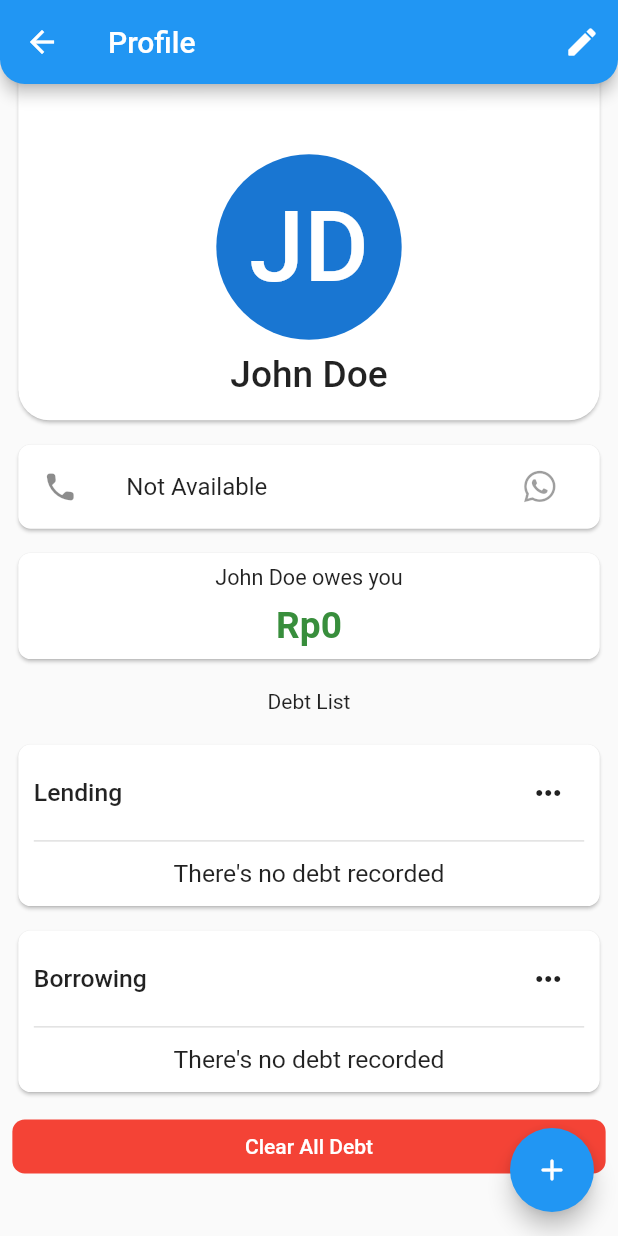
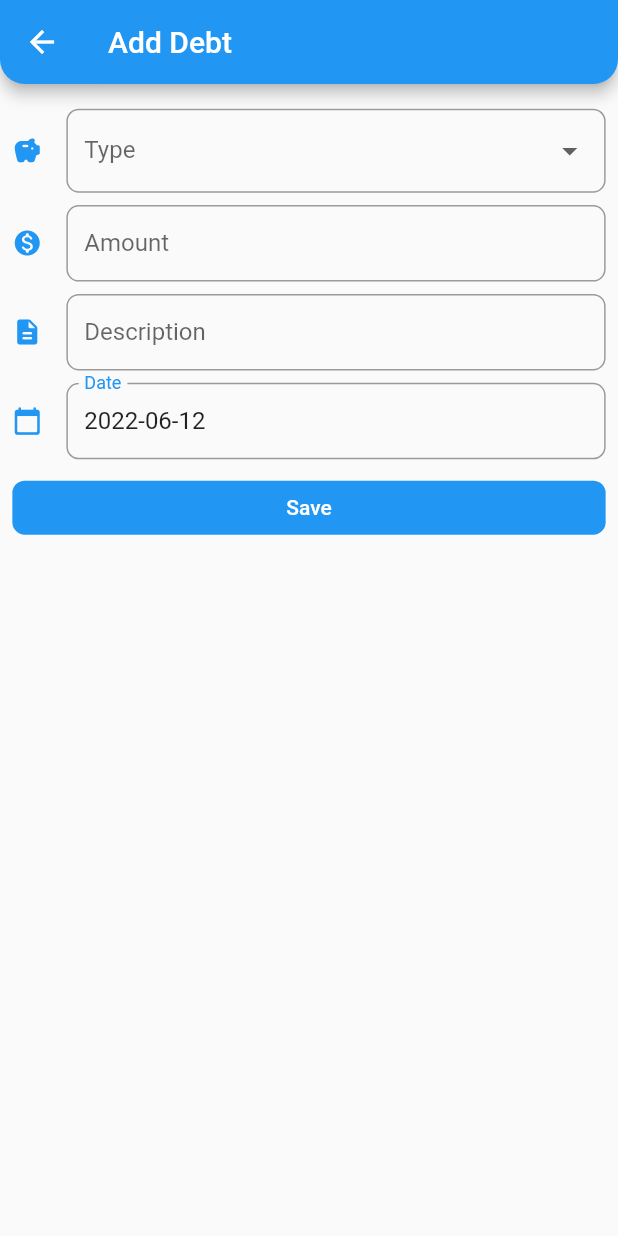
Before and after one commit to izharul-haq/debting, a Flutter app: the ContactInfoView screen opened by its route, after a tap on the "add" icon, on a phone screen of 412 x 824 dp. Run offline on Flutter 3.47's test engine with Material 2 defaults, Android fonts, the phone set to English and light mode, and no system bars; our stand-ins replace font_awesome_flutter, get, hive, hive_flutter, math_expressions, sizer; accounts and stored records are empty.

Commit message:
Reimplement debt (group) view

```diff
--- a/lib/controllers/contact_controller.dart
+++ b/lib/controllers/contact_controller.dart
@@ -13,7 +13,7 @@ class ContactController extends GetxController {
     update();
   }
 
-  Contact updateContact({
+  void updateContact({
     String? name,
     String? phone,
     List<Debt>? lend,
@@ -25,7 +25,76 @@ class ContactController extends GetxController {
     if (borrow != null) contact.borrow = borrow;
 
     update();
+  }
 
-    return contact;
+  void addDebt(
+    DebtType type, {
+    required String amount,
+    required String desc,
+    required String date,
+  }) {
+    if (type == DebtType.lend) {
+      contact.lend.add(
+        Debt(
+          date: DateTime.parse(date),
+          amount: int.parse(amount.replaceAll(',00', '').replaceAll('.', '')),
+          desc: desc,
+        ),
+      );
+
+      contact.lend.sort((a, b) => a.date.compareTo(b.date));
+    } else {
+      contact.borrow.add(
+        Debt(
+          date: DateTime.parse(date),
+          amount: int.parse(amount.replaceAll(',00', '').replaceAll('.', '')),
+          desc: desc,
+        ),
+      );
+
+      contact.borrow.sort((a, b) => a.date.compareTo(b.date));
+    }
+
+    update();
+  }
+
+  void editDebt(
+    DebtType type,
+    int index, {
+    required String amount,
+    required String desc,
+    required String date,
+  }) {
+    if (type == DebtType.lend) {
+      contact.lend[index].amount = int.parse(
+        amount.replaceAll(',00', '').replaceAll('.', ''),
+      );
+      contact.lend[index].desc = desc;
+      contact.lend[index].date = DateTime.parse(date);
+
+      contact.lend.sort((a, b) => a.date.compareTo(b.date));
+    } else {
+      contact.borrow[index].amount = int.parse(
+        amount.replaceAll(',00', '').replaceAll('.', ''),
+      );
+      contact.borrow[index].desc = desc;
+      contact.borrow[index].date = DateTime.parse(date);
+
+      contact.borrow.sort((a, b) => a.date.compareTo(b.date));
+    }
+
+    update();
+  }
+
+  void deleteDebt({required DebtType type, required int index}) {
+    if (type == DebtType.lend) {
+      contact.lend.removeAt(index);
+      contact.lend.sort((a, b) => a.date.compareTo(b.date));
+    } else {
+      contact.borrow.removeAt(index);
+      contact.borrow.sort((a, b) => a.date.compareTo(b.date));
+    }
+
+    update();
   }
 }
--- a/lib/models/contact.dart
+++ b/lib/models/contact.dart
@@ -40,7 +40,7 @@ class Contact {
     int total = 0;
 
     if (includeLend) total += lend.fold(0, (prev, e) => prev + e.amount);
-    if (includeBorrow) total -= lend.fold(0, (prev, e) => prev + e.amount);
+    if (includeBorrow) total -= borrow.fold(0, (prev, e) => prev + e.amount);
 
     return total;
   }
--- a/lib/routes/app_routes.dart
+++ b/lib/routes/app_routes.dart
@@ -6,6 +6,8 @@ import 'package:debting/views/contact/contact_add_view.dart';
 import 'package:debting/views/contact/contact_edit_view.dart';
 import 'package:debting/views/contact/contact_info_view.dart';
 import 'package:debting/views/contact/contact_list_view.dart';
+import 'package:debting/views/debt/debt_add_view.dart';
+import 'package:debting/views/debt/debt_edit_view.dart';
 import 'package:debting/views/home_view.dart';
 import 'package:debting/views/setting_view.dart';
 import 'package:get/get.dart';
@@ -43,5 +45,17 @@ abstract class AppRoutes {
       page: () => ContactEditView(),
       bindings: [DBBinding(), ContactBinding()],
     ),
+
+    // Debt (group) routes
+    GetPage(
+      name: RouteNames.debtAdd,
+      page: () => DebtAddView(),
+      bindings: [DBBinding(), ContactBinding()],
+    ),
+    GetPage(
+      name: RouteNames.debtEdit,
+      page: () => DebtEditView(),
+      bindings: [DBBinding(), ContactBinding()],
+    ),
   ];
 }
--- /dev/null
+++ b/lib/views/debt/debt_add_view.dart
@@ -0,0 +1,14 @@
+import 'package:debting/widgets/views/debt/add/debt_add_form.dart';
+import 'package:flutter/material.dart';
+
+class DebtAddView extends StatelessWidget {
+  const DebtAddView({Key? key}) : super(key: key);
+
+  @override
+  Widget build(BuildContext context) {
+    return Scaffold(
+      appBar: AppBar(title: Text('Add Debt')),
+      body: DebtAddForm(),
+    );
+  }
+}
--- a/lib/widgets/views/contact/edit/contact_edit_form.dart
+++ b/lib/widgets/views/contact/edit/contact_edit_form.dart
@@ -1,7 +1,6 @@
 import 'package:debting/constants/screen_padding.dart';
 import 'package:debting/controllers/contact_controller.dart';
 import 'package:debting/controllers/db_controller.dart';
-import 'package:debting/models/contact.dart';
 import 'package:debting/widgets/common/spacing.dart';
 import 'package:debting/widgets/common/submit_input.dart';
 import 'package:debting/widgets/views/contact/common/name_input.dart';
@@ -49,14 +48,14 @@ class _ContactEditFormState extends State<ContactEditForm> {
             SubmitInput(
               formKey: _key,
               onSubmit: () {
-                Contact updatedContact = _contactController.updateContact(
+                _contactController.updateContact(
                   name: _name.text,
                   phone: _phone.text,
                 );
 
                 _dbController.editContact(
                   _contactController.key,
-                  updatedContact,
+                  _contactController.contact,
                 );
               },
               text: 'Edit',
--- a/lib/widgets/views/contact/info/card/debt_list_card.dart
+++ b/lib/widgets/views/contact/info/card/debt_list_card.dart
@@ -1,7 +1,10 @@
+import 'dart:math';
+
 import 'package:debting/controllers/contact_controller.dart';
 import 'package:debting/models/debt.dart';
 import 'package:debting/widgets/common/empty_list.dart';
 import 'package:debting/widgets/views/contact/info/debt_list.dart';
+import 'package:debting/widgets/views/contact/info/debt_list_bottomsheet.dart';
 import 'package:flutter/material.dart';
 import 'package:get/get.dart';
 import 'package:sizer/sizer.dart';
@@ -31,7 +34,11 @@ class DebtListCard extends StatelessWidget {
               _title(),
               Divider(thickness: 1),
               debts.isNotEmpty
-                  ? DebtList(type: type, debts: debts, length: 5)
+                  ? DebtList(
+                      type: type,
+                      debts: debts,
+                      length: min(debts.length, 5),
+                    )
                   : Padding(
                       padding: EdgeInsets.symmetric(vertical: 0.5.h),
                       child: EmptyList(message: _message),
@@ -53,7 +60,7 @@ class DebtListCard extends StatelessWidget {
           style: TextStyle(fontWeight: FontWeight.w500, fontSize: 4.w),
         ),
         IconButton(
-          onPressed: () {},
+          onPressed: () => Get.bottomSheet(DebtListBottomSheet(type: type)),
           icon: Icon(Icons.more_horiz_rounded),
         ),
       ],
--- /dev/null
+++ b/lib/widgets/views/debt/add/debt_add_form.dart
@@ -0,0 +1,91 @@
+import 'package:debting/constants/screen_padding.dart';
+import 'package:debting/controllers/contact_controller.dart';
+import 'package:debting/controllers/db_controller.dart';
+import 'package:debting/models/debt.dart';
+import 'package:debting/widgets/common/spacing.dart';
+import 'package:debting/widgets/common/submit_input.dart';
+import 'package:debting/widgets/views/debt/add/type_input.dart';
+import 'package:debting/widgets/views/debt/common/amount_input.dart';
+import 'package:debting/widgets/views/debt/common/date_input.dart';
+import 'package:debting/widgets/views/debt/common/desc_input.dart';
+import 'package:flutter/material.dart';
+import 'package:get/get.dart';
+import 'package:intl/intl.dart';
+
+class DebtAddForm extends StatefulWidget {
+  const DebtAddForm({Key? key}) : super(key: key);
+
+  @override
+  State<DebtAddForm> createState() => _DebtAddFormState();
+}
+
+class _DebtAddFormState extends State<DebtAddForm> {
+  final _contactController = Get.find<ContactController>();
+  final _dbController = Get.find<DBController>();
+
+  final _key = GlobalKey<FormState>();
+
+  final _amount = TextEditingController();
+  final _desc = TextEditingController();
+  final _date = TextEditingController();
+
+  DebtType? _type;
+
+  @override
+  void initState() {
+    super.initState();
+
+    _date.text = DateFormat('yyyy-MM-dd').format(DateTime.now());
+  }
+
+  @override
+  Widget build(BuildContext context) {
+    return Form(
+      key: _key,
+      child: Padding(
+        padding: screenPadding,
+        child: Column(
+          crossAxisAlignment: CrossAxisAlignment.stretch,
+          children: [
+            TypeInput(
+              value: _type,
+              onChanged: (DebtType? type) => setState(() => _type = type),
+            ),
+            Spacing(),
+            AmountInput(controller: _amount),
+            Spacing(),
+            DescInput(controller: _desc),
+            Spacing(),
+            DateInput(controller: _date),
+            Spacing(),
+            SubmitInput(
+              formKey: _key,
+              onSubmit: () {
+                _contactController.addDebt(
+                  _type as DebtType,
+                  amount: _amount.text,
+                  desc: _desc.text,
+                  date: _date.text,
+                );
+
+                _dbController.editContact(
+                  _contactController.key,
+                  _contactController.contact,
+                );
+              },
+              text: 'Save',
+            )
+          ],
+        ),
+      ),
+    );
+  }
+
+  @override
+  void dispose() {
+    _amount.dispose();
+    _date.dispose();
+    _desc.dispose();
+    super.dispose();
+  }
+}
--- /dev/null
+++ b/lib/widgets/views/debt/add/type_input.dart
@@ -0,0 +1,34 @@
+import 'package:debting/models/debt.dart';
+import 'package:flutter/material.dart';
+
+class TypeInput extends StatelessWidget {
+  final DebtType? value;
+  final void Function(DebtType? type) onChanged;
+
+  const TypeInput({
+    Key? key,
+    required this.value,
+    required this.onChanged,
+  }) : super(key: key);
+
+  @override
+  Widget build(BuildContext context) {
+    return DropdownButtonFormField(
+      items: [
+        DropdownMenuItem(child: Text('Lending'), value: DebtType.lend),
+        DropdownMenuItem(child: Text('Borrowing'), value: DebtType.borrow),
+      ],
+      decoration: InputDecoration(
+        icon: Icon(Icons.savings_rounded, size: 20),
+        label: Text('Type'),
+      ),
+      value: value,
+      onChanged: onChanged,
+      validator: (value) {
+        if (value == null) return 'Please select debt type';
+
+        return null;
+      },
+    );
+  }
+}
--- /dev/null
+++ b/lib/widgets/views/debt/common/amount_input.dart
@@ -0,0 +1,27 @@
+import 'package:debting/utils/currency.dart';
+import 'package:debting/widgets/views/debt/common/calculator_dialog.dart';
+import 'package:flutter/material.dart';
+import 'package:get/get.dart';
+
+class AmountInput extends StatelessWidget {
+  final TextEditingController controller;
+
+  const AmountInput({Key? key, required this.controller}) : super(key: key);
+
+  @override
+  Widget build(BuildContext context) {
+    return TextFormField(
+      controller: controller,
+      decoration: InputDecoration(
+        icon: Icon(Icons.monetization_on_rounded, size: 20),
+        label: Text('Amount'),
+        prefix: Text('Rp'),
+      ),
+      readOnly: true,
+      onTap: () async {
+        int amount = await Get.dialog(CalculatorDialog()) ?? 0;
+        controller.text = CurrencyUtils.format(amount).substring(2);
+      },
+    );
+  }
+}
--- /dev/null
+++ b/lib/widgets/views/debt/common/date_input.dart
@@ -0,0 +1,57 @@
+import 'package:flutter/material.dart';
+import 'package:intl/intl.dart';
+
+class DateInput extends StatelessWidget {
+  final TextEditingController controller;
+
+  const DateInput({Key? key, required this.controller}) : super(key: key);
+
+  @override
+  Widget build(BuildContext context) {
+    return TextFormField(
+      controller: controller,
+      decoration: InputDecoration(
+        icon: Icon(Icons.calendar_today_rounded, size: 20),
+        label: Text('Date'),
+      ),
+      readOnly: true,
+      validator: (value) {
+        if (value == null || value.isEmpty) {
+          return 'Please select a date';
+        }
+
+        return null;
+      },
+      onTap: () async {
+        DateTime? date = await showDatePicker(
+            context: context,
+            initialDate: DateTime.now(),
+            firstDate: DateTime(2000),
+            lastDate: DateTime.now(),
+            builder: (BuildContext context, Widget? widget) {
+              return Theme(
+                data: Theme.of(context).copyWith(
+                  colorScheme: Theme.of(context).colorScheme.copyWith(
+                        primary: Theme.of(context).primaryColor,
+                        onPrimary: Colors.black,
+                      ),
+                  textButtonTheme: TextButtonThemeData(
+                    style: ButtonStyle(
+                      foregroundColor: Theme.of(context)
+                          .textButtonTheme
+                          .style
+                          ?.backgroundColor,
+                    ),
+                  ),
+                ),
+                child: widget as Widget,
+              );
+            });
+
+        if (date != null) {
+          controller.text = DateFormat('yyyy-MM-dd').format(date);
+        }
+      },
+    );
+  }
+}
--- /dev/null
+++ b/lib/widgets/views/debt/common/desc_input.dart
@@ -0,0 +1,19 @@
+import 'package:flutter/material.dart';
+
+class DescInput extends StatelessWidget {
+  final TextEditingController controller;
+
+  const DescInput({Key? key, required this.controller}) : super(key: key);
+
+  @override
+  Widget build(BuildContext context) {
+    return TextFormField(
+      autocorrect: false,
+      controller: controller,
+      decoration: InputDecoration(
+        icon: Icon(Icons.description_rounded, size: 20),
+        label: Text('Description'),
+      ),
+    );
+  }
+}
```
Also changed, not shown: lib/views/debt/debt_edit_view.dart (added, +24 -0 lines), lib/widgets/views/contact/info/clear_debt_button.dart (+5 -3 lines), lib/widgets/views/contact/info/debt_list.dart (+21 -4 lines), lib/widgets/views/contact/info/debt_list_bottomsheet.dart (added, +78 -0 lines), lib/widgets/views/debt/common/calculator_dialog.dart (added, +157 -0 lines), lib/widgets/views/debt/edit/debt_edit_form.dart (added, +98 -0 lines).
